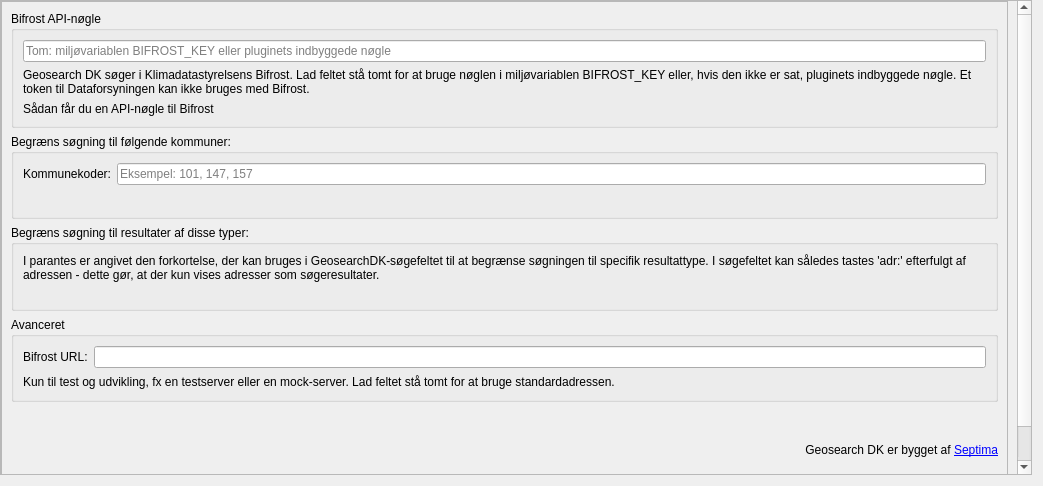
The window that src/geosearch_dk/config/settings.ui (AsgerPetersen/qgis-geosearch) describes before a commit, drawn with Qt 5.
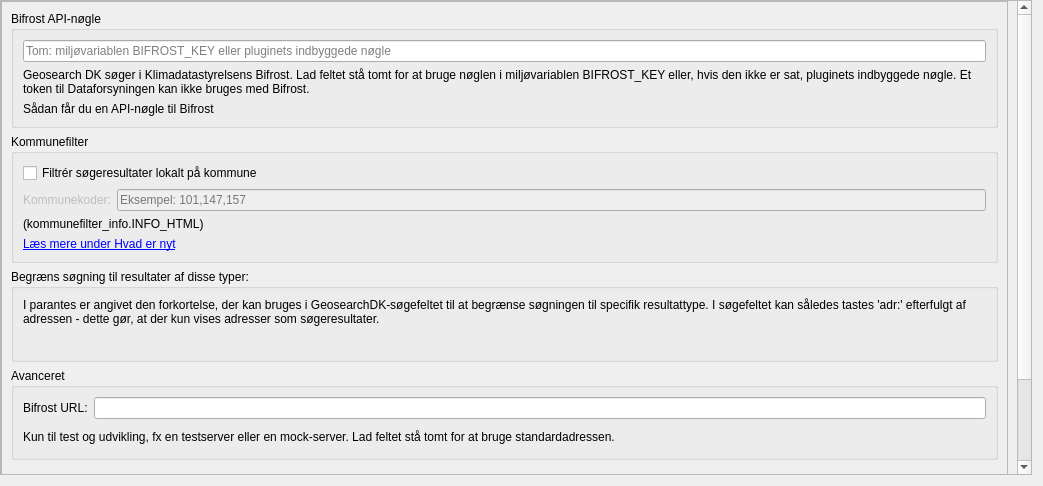
The same window after the commit. Custom widgets are drawn as their Qt base class.

Commit message: Kommunefilter as an opt-in client-side setting (#11)

```diff
--- a/src/geosearch_dk/config/settings.ui
+++ b/src/geosearch_dk/config/settings.ui
@@ -128,7 +128,7 @@
              <string>Søg kun i listede kommuner</string>
             </property>
             <property name="title">
-             <string>Begræns søgning til følgende kommuner:</string>
+             <string>Kommunefilter</string>
             </property>
             <property name="flat">
              <bool>false</bool>
@@ -137,20 +137,36 @@
              <bool>false</bool>
             </property>
             <layout class="QVBoxLayout" name="verticalLayout_3">
+             <item>
+              <widget class="QCheckBox" name="kommunefilter_enabled">
+               <property name="text">
+                <string>Filtrér søgeresultater lokalt på kommune</string>
+               </property>
+               <property name="checked">
+                <bool>false</bool>
+               </property>
+              </widget>
+             </item>
              <item>
               <layout class="QFormLayout" name="formLayout">
                <item row="0" column="1">
                 <widget class="QLineEdit" name="kommunefilter">
+                 <property name="enabled">
+                  <bool>false</bool>
+                 </property>
                  <property name="toolTip">
                   <string/>
                  </property>
                  <property name="placeholderText">
-                  <string>Eksempel: 101, 147, 157</string>
+                  <string>Eksempel: 101,147,157</string>
                  </property>
                 </widget>
                </item>
                <item row="0" column="0">
                 <widget class="QLabel" name="kommunekoderLabel">
+                 <property name="enabled">
+                  <bool>false</bool>
+                 </property>
                  <property name="text">
                   <string>Kommunekoder:</string>
                  </property>
@@ -158,6 +174,32 @@
                </item>
               </layout>
              </item>
+             <item>
+              <widget class="QLabel" name="kommunefilterInfoLabel">
+               <property name="text">
+                <string notr="true">(kommunefilter_info.INFO_HTML)</string>
+               </property>
+               <property name="textFormat">
+                <enum>Qt::RichText</enum>
+               </property>
+               <property name="alignment">
+                <set>Qt::AlignLeading|Qt::AlignLeft|Qt::AlignTop</set>
+               </property>
+               <property name="wordWrap">
+                <bool>true</bool>
+               </property>
+              </widget>
+             </item>
+             <item>
+              <widget class="QLabel" name="kommunefilterWhatsNewLabel">
+               <property name="text">
+                <string>&lt;a href=&quot;#kommunefilter&quot;&gt;Læs mere under Hvad er nyt&lt;/a&gt;</string>
+               </property>
+               <property name="textFormat">
+                <enum>Qt::RichText</enum>
+               </property>
+              </widget>
+             </item>
             </layout>
            </widget>
           </item>
```
Left out of the diff: 6 changed lines with no effect on the pictures. The commit also changes 16 other files.
